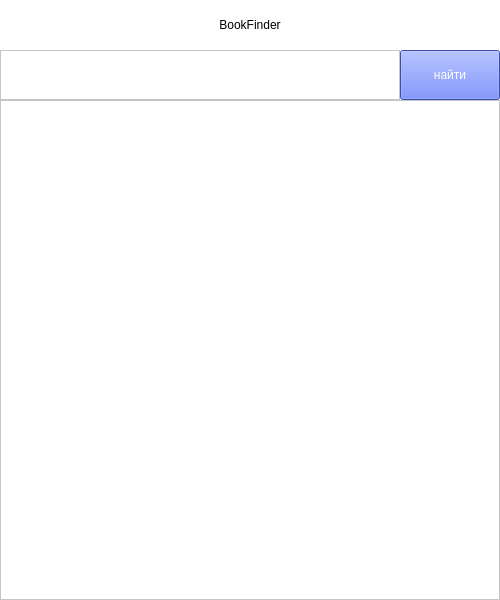
The window that designer.ui (killllerWhale/HackathonProject) describes before a commit, drawn with Qt 5.
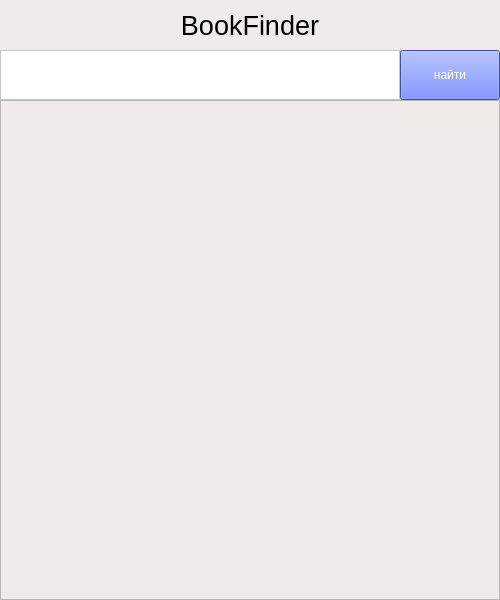
The same window after the commit.

What changed in the file:
```diff
--- a/designer.ui
+++ b/designer.ui
@@ -54,6 +54,14 @@
       <height>50</height>
      </rect>
     </property>
+    <property name="font">
+     <font>
+      <pointsize>20</pointsize>
+     </font>
+    </property>
+    <property name="styleSheet">
+     <string notr="true">background-color: rgb(241, 234, 234);</string>
+    </property>
     <property name="text">
      <string>BookFinder</string>
     </property>
@@ -88,6 +96,9 @@
       <height>500</height>
      </rect>
     </property>
+    <property name="styleSheet">
+     <string notr="true">background-color: rgb(241, 234, 234);</string>
+    </property>
     <property name="widgetResizable">
      <bool>true</bool>
     </property>
```
Left out of the diff: 12 changed lines with no effect on the pictures.
